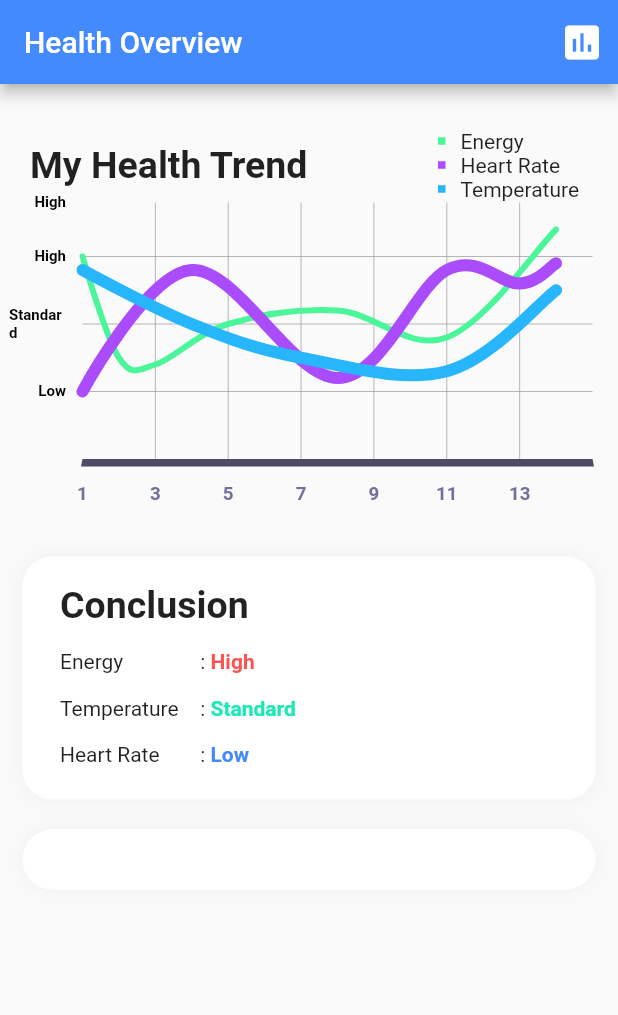
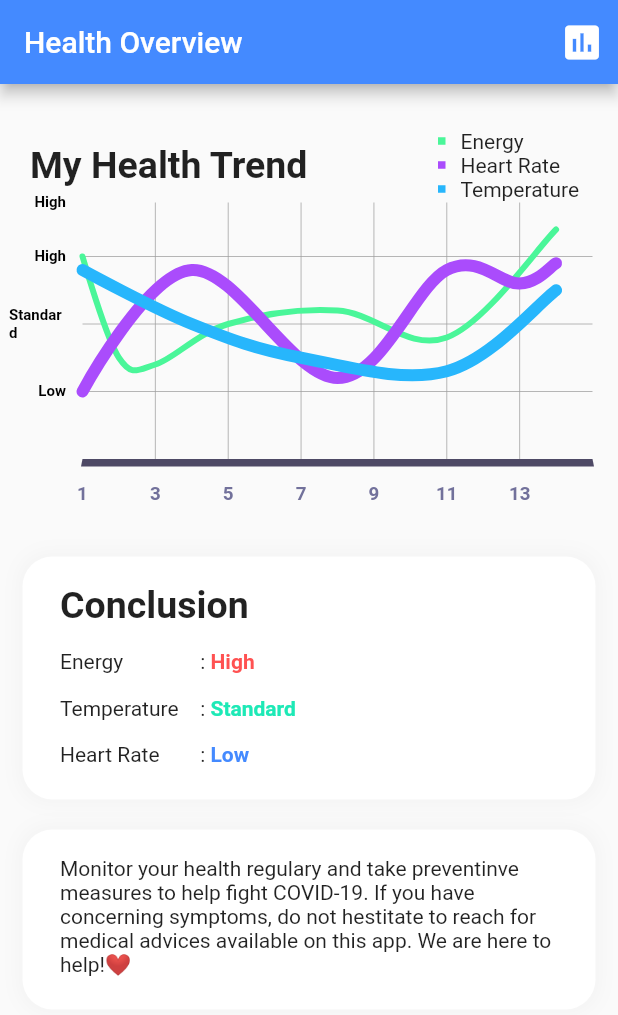
Before and after one commit to manyaagarwal/CovidCare, a Flutter app: the LineChartSample1 screen opened directly, on a phone screen of 412 x 824 dp. Shown: the top 1015 px of the screen. Run offline on Flutter 3.47's test engine with Material 2 defaults, Android fonts, the phone set to English and light mode, and no system bars; drawn by our look-alikes of fl_chart.

Commit message:
Updated Chart Style&Conclusion

```diff
--- a/covid_care/lib/chart.dart
+++ b/covid_care/lib/chart.dart
@@ -51,7 +51,6 @@ class LineChartSample1State extends State<LineChartSample1> {
       ),
       body: Column(
         children: <Widget>[
-          // Welcome, to the mmost nested Graph you'll ever lay your eyes on
           Container(
             child: SingleChildScrollView(
               child: Column(
@@ -154,8 +153,8 @@ class LineChartSample1State extends State<LineChartSample1> {
 
           // Conclusion Box
           Container(
-              padding: EdgeInsets.fromLTRB(25, 18, 25, 22), // just play with these values and see how they behave
-              margin: EdgeInsets.all(15), // this allowed me to show the shadows while changing the "gaps" of the "card"
+              padding: EdgeInsets.fromLTRB(25, 18, 25, 22),
+              margin: EdgeInsets.all(15),
               decoration: BoxDecoration(
                 color: Colors.white,
                 borderRadius: BorderRadius.all(Radius.circular(20)),
@@ -240,10 +239,10 @@ class LineChartSample1State extends State<LineChartSample1> {
               )),
           // end of Conclusion Box
 
-          // That Extra Box
+          // Message
           Container(
-            padding: EdgeInsets.fromLTRB(25, 18, 25, 22), // just play with these values and see how they behave
-            margin: EdgeInsets.fromLTRB(15, 5, 15, 15), // this allowed me to show the shadows while changing the "gaps" of the "card"
+            padding: EdgeInsets.fromLTRB(25, 18, 25, 22),
+            margin: EdgeInsets.fromLTRB(15, 5, 15, 15),
             decoration: BoxDecoration(
               color: Colors.white,
               borderRadius: BorderRadius.all(Radius.circular(20)),
@@ -256,7 +255,9 @@ class LineChartSample1State extends State<LineChartSample1> {
                 ),
               ],
             ),
-            //child: whatever your heart desires for this app here!
+            child: Text(
+              "Monitor your health regulary and take preventinve measures to help fight COVID-19. If you have concerning symptoms, do not hestitate to reach for medical advices available on this app. We are here to help!❤️"
+            )
           ),
           // end of That Extra Box
 
```
